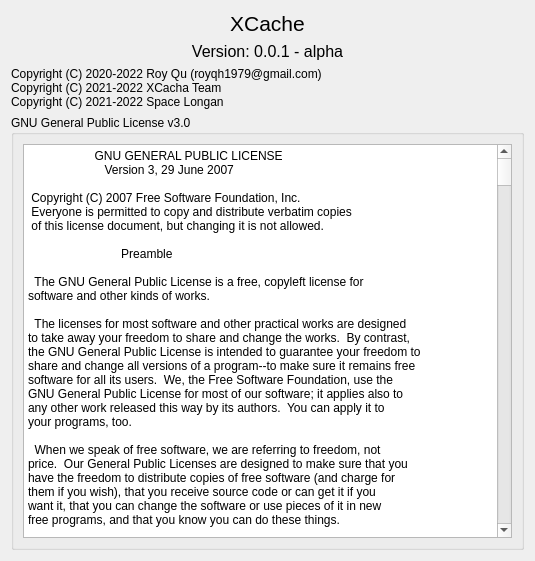
Qt form XCache/widgets/aboutdialog.ui (RedFox-longan/XCache) before a commit.
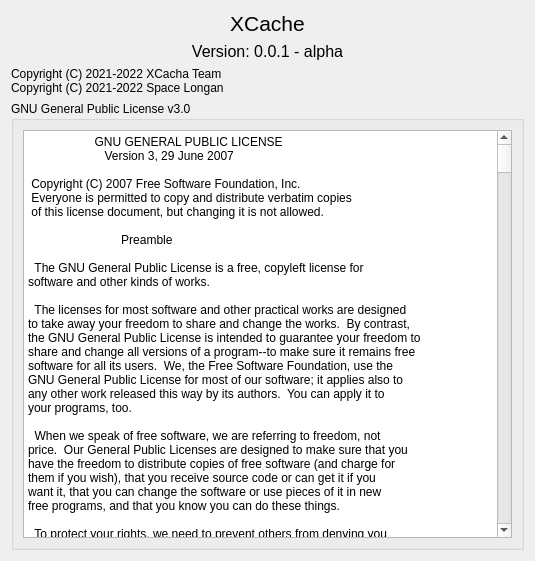
The same form after that commit. Icons and pictures are not drawn.

```diff
--- a/XCache/widgets/aboutdialog.ui
+++ b/XCache/widgets/aboutdialog.ui
@@ -39,12 +39,11 @@
     <widget class="QLabel" name="lblContent">
      <property name="text">
       <string>&lt;!DOCTYPE HTML PUBLIC &quot;-//W3C//DTD HTML 4.0//EN&quot; &quot;http://www.w3.org/TR/REC-html40/strict.dtd&quot;&gt;
-&lt;html&gt;&lt;head&gt;&lt;meta name=&quot;qrichtext&quot; content=&quot;1&quot; /&gt;&lt;style type=&quot;text/css&quot;&gt;
+&lt;html&gt;&lt;head&gt;&lt;meta name=&quot;qrichtext&quot; content=&quot;1&quot; /&gt;&lt;meta charset=&quot;utf-8&quot; /&gt;&lt;style type=&quot;text/css&quot;&gt;
 p, li { white-space: pre-wrap; }
-&lt;/style&gt;&lt;/head&gt;&lt;body style=&quot; font-family:'SimSun'; font-size:9pt; font-weight:400; font-style:normal;&quot;&gt;
-&lt;p style=&quot; margin-top:0px; margin-bottom:0px; margin-left:0px; margin-right:0px; -qt-block-indent:0; text-indent:0px;&quot;&gt;Copyright (C) 2020-2022 Roy Qu (royqh1979@gmail.com)&lt;/p&gt;
-&lt;p style=&quot; margin-top:0px; margin-bottom:0px; margin-left:0px; margin-right:0px; -qt-block-indent:0; text-indent:0px;&quot;&gt;Copyright (C) 2021-2022 XCacha Team&lt;/p&gt;
-&lt;p style=&quot; margin-top:0px; margin-bottom:0px; margin-left:0px; margin-right:0px; -qt-block-indent:0; text-indent:0px;&quot;&gt;Copyright (C) 2021-2022 Space Longan&lt;/p&gt;&lt;/body&gt;&lt;/html&gt;</string>
+&lt;/style&gt;&lt;/head&gt;&lt;body style=&quot; font-family:'Microsoft YaHei UI'; font-size:9pt; font-weight:400; font-style:normal;&quot;&gt;
+&lt;p style=&quot; margin-top:0px; margin-bottom:0px; margin-left:0px; margin-right:0px; -qt-block-indent:0; text-indent:0px;&quot;&gt;&lt;span style=&quot; font-family:'SimSun';&quot;&gt;Copyright (C) 2021-2022 XCacha Team&lt;/span&gt;&lt;/p&gt;
+&lt;p style=&quot; margin-top:0px; margin-bottom:0px; margin-left:0px; margin-right:0px; -qt-block-indent:0; text-indent:0px;&quot;&gt;&lt;span style=&quot; font-family:'SimSun';&quot;&gt;Copyright (C) 2021-2022 Space Longan&lt;/span&gt;&lt;/p&gt;&lt;/body&gt;&lt;/html&gt;</string>
      </property>
     </widget>
    </item>
```
